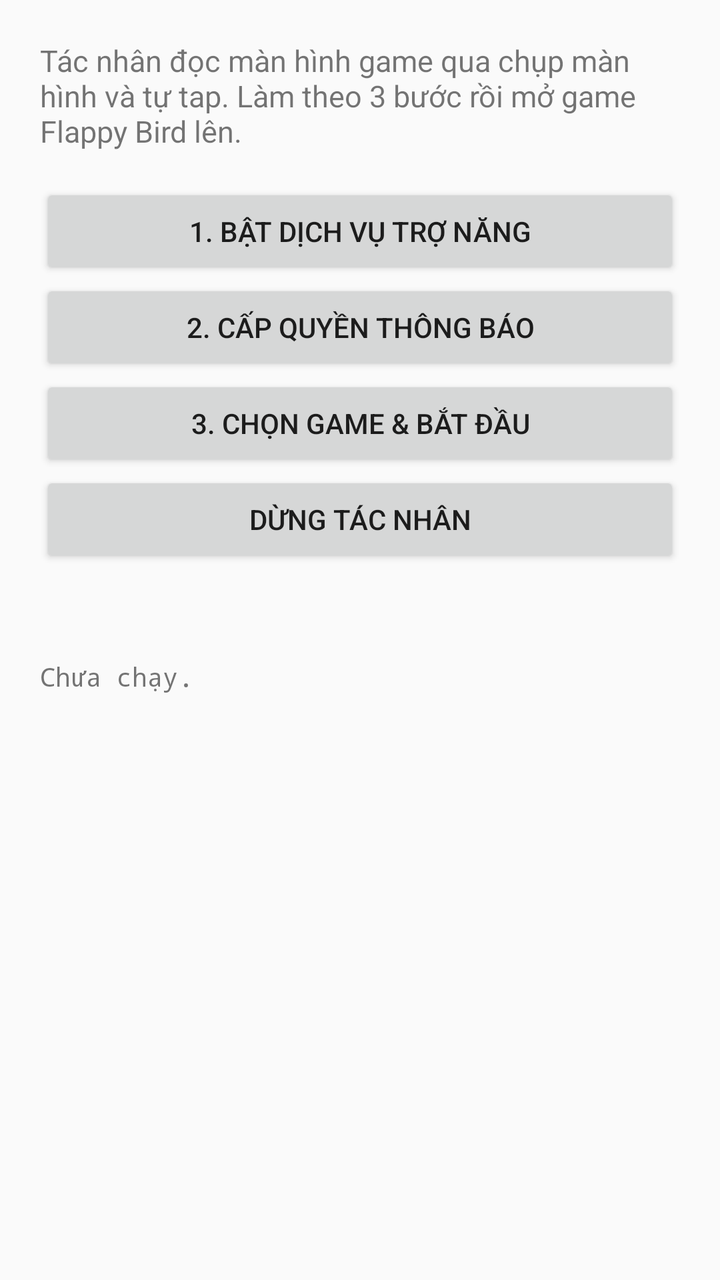
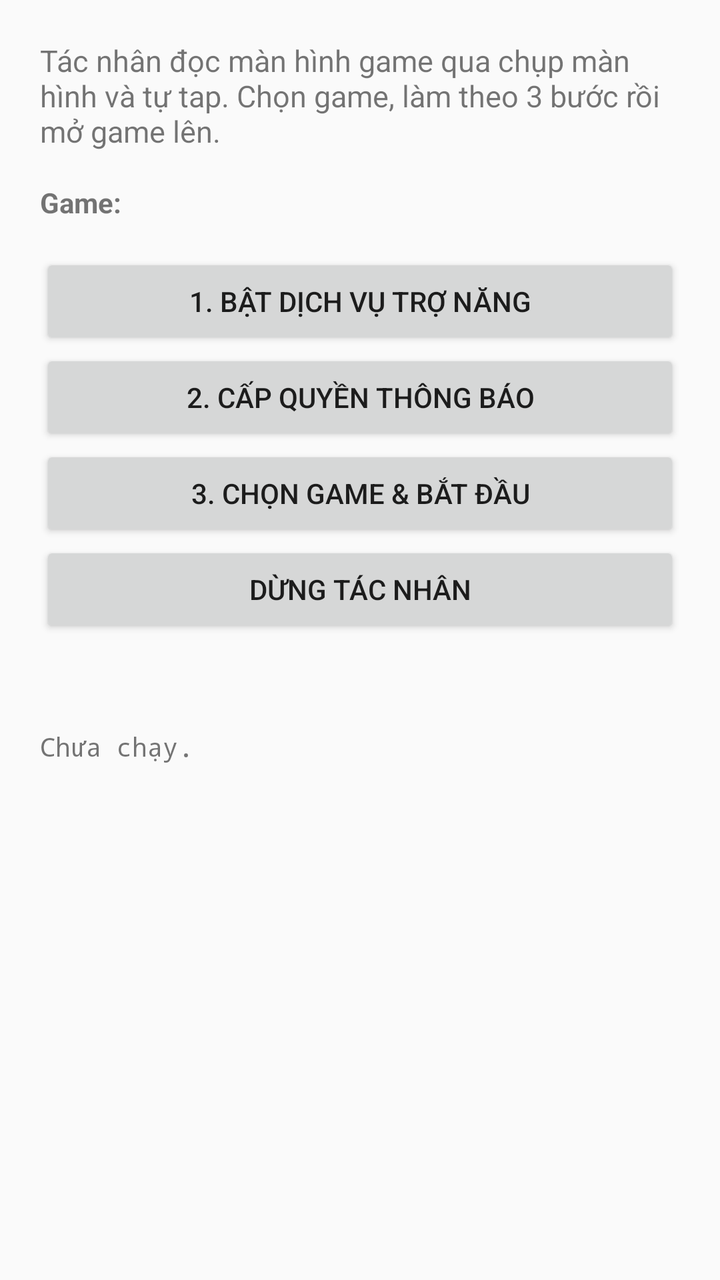

The first picture is an Android layout as it rendered before a commit; the second is the same layout after the commit. The layout source and the unified diff follow.
<!-- AndroidManifest.xml: application theme Theme.AppCompat.DayNight -->
<!-- res/layout/activity_main.xml -->
<?xml version="1.0" encoding="utf-8"?>
<ScrollView xmlns:android="http://schemas.android.com/apk/res/android"
    android:layout_width="match_parent"
    android:layout_height="match_parent">

    <LinearLayout
        android:layout_width="match_parent"
        android:layout_height="wrap_content"
        android:orientation="vertical"
        android:padding="20dp">

        <TextView
            android:layout_width="match_parent"
            android:layout_height="wrap_content"
            android:text="@string/intro"
            android:textSize="15sp" />

        <Button
            android:id="@+id/btnAccessibility"
            android:layout_width="match_parent"
            android:layout_height="wrap_content"
            android:layout_marginTop="16dp"
            android:text="@string/btn_accessibility" />

        <Button
            android:id="@+id/btnNotification"
            android:layout_width="match_parent"
            android:layout_height="wrap_content"
            android:text="@string/btn_notification" />

        <Button
            android:id="@+id/btnStart"
            android:layout_width="match_parent"
            android:layout_height="wrap_content"
            android:text="@string/btn_start" />

        <Button
            android:id="@+id/btnStop"
            android:layout_width="match_parent"
            android:layout_height="wrap_content"
            android:text="@string/btn_stop" />

        <TextView
            android:id="@+id/txtChecks"
            android:layout_width="match_parent"
            android:layout_height="wrap_content"
            android:layout_marginTop="16dp"
            android:fontFamily="monospace"
            android:textSize="13sp" />

        <TextView
            android:id="@+id/txtStatus"
            android:layout_width="match_parent"
            android:layout_height="wrap_content"
            android:layout_marginTop="12dp"
            android:fontFamily="monospace"
            android:text="@string/status_idle"
            android:textSize="13sp" />
    </LinearLayout>
</ScrollView>
<!-- resources referenced by this layout -->
<resources>
  <string name="btn_accessibility">1. Bật dịch vụ Trợ năng</string>
  <string name="btn_notification">2. Cấp quyền thông báo</string>
  <string name="btn_start">3. Chọn game &amp; bắt đầu</string>
  <string name="btn_stop">Dừng tác nhân</string>
  <string name="intro">Tác nhân đọc màn hình game qua chụp màn hình và tự tap. Làm theo 3 bước rồi mở game Flappy Bird lên.</string>
  <string name="status_idle">Chưa chạy.</string>
</resources>

<!-- the commit's change to res/layout/activity_main.xml (unified diff, before → after) -->
@@ -14,6 +14,19 @@
             android:layout_height="wrap_content"
             android:text="@string/intro"
             android:textSize="15sp" />
+
+        <TextView
+            android:layout_width="match_parent"
+            android:layout_height="wrap_content"
+            android:layout_marginTop="16dp"
+            android:text="@string/pick_game"
+            android:textStyle="bold" />
+
+        <RadioGroup
+            android:id="@+id/gameGroup"
+            android:layout_width="match_parent"
+            android:layout_height="wrap_content"
+            android:orientation="horizontal" />
 
         <Button
             android:id="@+id/btnAccessibility"
<!-- resource entries referenced after the edit -->
@@ -4,7 +4,8 @@
   <string name="btn_notification">2. Cấp quyền thông báo</string>
   <string name="btn_start">3. Chọn game &amp; bắt đầu</string>
   <string name="btn_stop">Dừng tác nhân</string>
-  <string name="intro">Tác nhân đọc màn hình game qua chụp màn hình và tự tap. Làm theo 3 bước rồi mở game Flappy Bird lên.</string>
+  <string name="intro">Tác nhân đọc màn hình game qua chụp màn hình và tự tap. Chọn game, làm theo 3 bước rồi mở game lên.</string>
+  <string name="pick_game">Game:</string>
   <string name="status_idle">Chưa chạy.</string>
 </resources>
 
